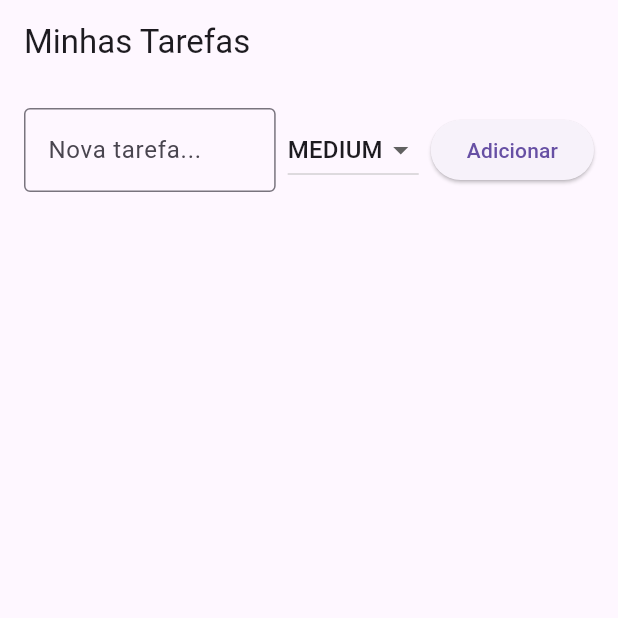
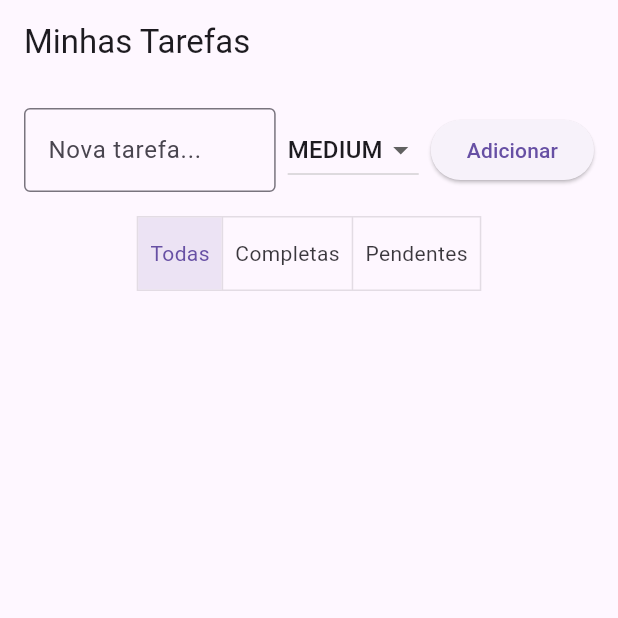
Before and after one commit to moraisjo/taskify, a Flutter app: the screen it shows after launch, on a phone screen of 412 x 824 dp, the top half of it. Run offline on Flutter 3.47's test engine with Material 3 defaults, Android fonts, the phone set to English and light mode, and no system bars; our stand-ins replace sqflite; accounts and stored records are empty.

Commit message:
feat: task filter

```diff
--- a/task_manager/lib/screens/task_list_screen.dart
+++ b/task_manager/lib/screens/task_list_screen.dart
@@ -14,6 +14,7 @@ class _TaskListScreenState extends State<TaskListScreen> {
   final _titleController = TextEditingController();
   final List<String> _priorities = const ['low', 'medium', 'high'];
   String _selectedPriority = 'medium';
+  TaskFilter _filter = TaskFilter.all;
 
   @override
   void initState() {
@@ -23,7 +24,7 @@ class _TaskListScreenState extends State<TaskListScreen> {
 
   Future<void> _loadTasks() async {
     final tasks = await DatabaseService.instance.readAll();
-    setState(() => _tasks = tasks);
+    setState(() => _tasks = _applyFilter(tasks));
   }
 
   Future<void> _addTask() async {
@@ -48,6 +49,18 @@ class _TaskListScreenState extends State<TaskListScreen> {
   Future<void> _deleteTask(String id) async {
     await DatabaseService.instance.delete(id);
     _loadTasks();
+  }
+
+  List<Task> _applyFilter(List<Task> tasks) {
+    switch (_filter) {
+      case TaskFilter.completed:
+        return tasks.where((task) => task.completed).toList();
+      case TaskFilter.pending:
+        return tasks.where((task) => !task.completed).toList();
+      case TaskFilter.all:
+      default:
+        return tasks;
+    }
   }
 
   @override
@@ -93,6 +106,35 @@ class _TaskListScreenState extends State<TaskListScreen> {
               ],
             ),
           ),
+          Padding(
+            padding: const EdgeInsets.symmetric(horizontal: 16),
+            child: ToggleButtons(
+              isSelected: TaskFilter.values
+                  .map((filter) => filter == _filter)
+                  .toList(),
+              onPressed: (index) {
+                final selected = TaskFilter.values[index];
+                if (selected == _filter) return;
+                setState(() => _filter = selected);
+                _loadTasks();
+              },
+              children: const [
+                Padding(
+                  padding: EdgeInsets.symmetric(horizontal: 8),
+                  child: Text('Todas'),
+                ),
+                Padding(
+                  padding: EdgeInsets.symmetric(horizontal: 8),
+                  child: Text('Completas'),
+                ),
+                Padding(
+                  padding: EdgeInsets.symmetric(horizontal: 8),
+                  child: Text('Pendentes'),
+                ),
+              ],
+            ),
+          ),
+          const SizedBox(height: 8),
           Expanded(
             child: ListView.builder(
               itemCount: _tasks.length,
@@ -125,3 +167,5 @@ class _TaskListScreenState extends State<TaskListScreen> {
     );
   }
 }
+
+enum TaskFilter { all, completed, pending }
```
